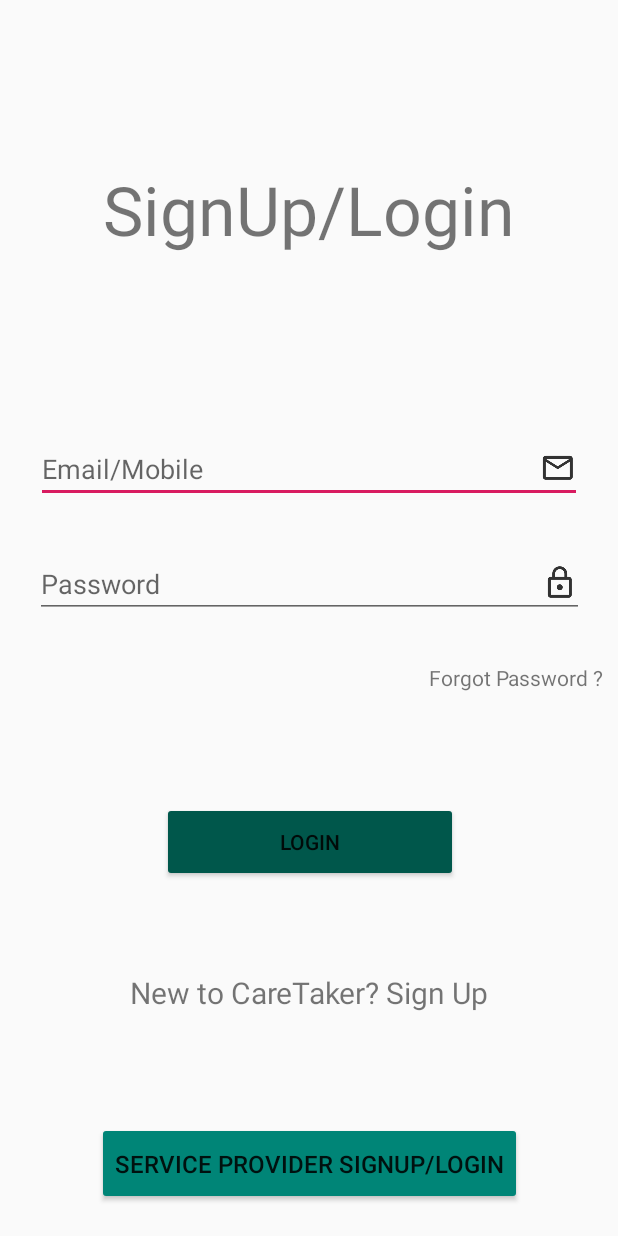
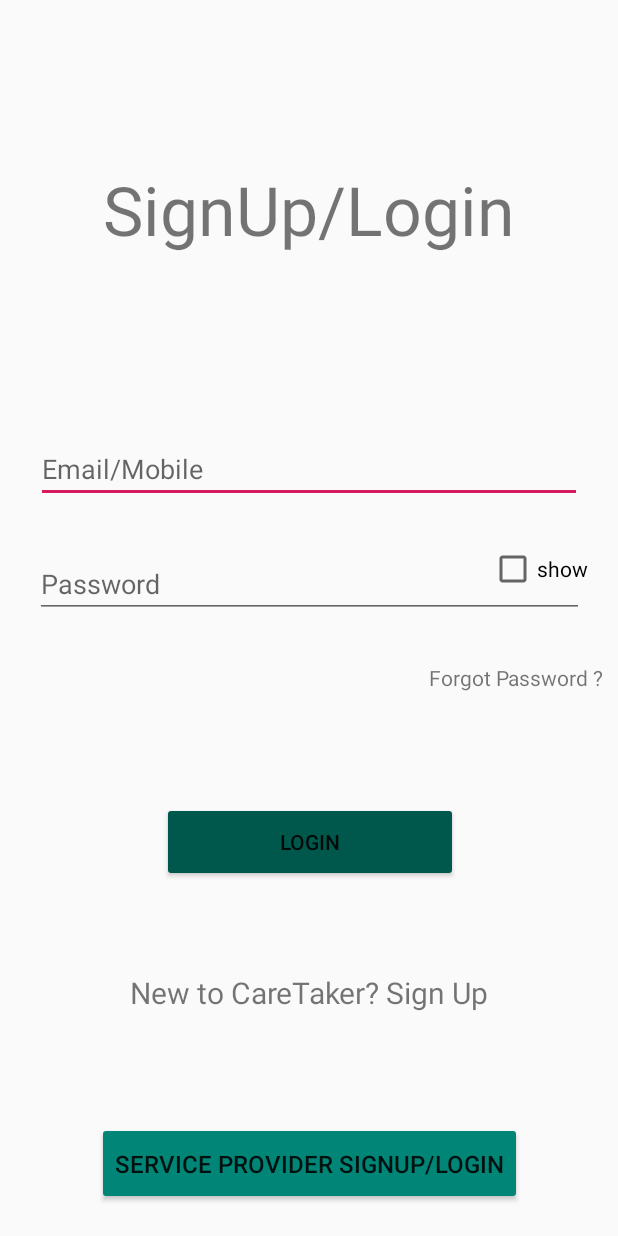
Before and after one commit to caretaker023/CareTaker, an Android app: the screen it shows after launch (HomeActivity), on a phone screen of 412 x 824 dp. Run offline under Robolectric (Android 15) with nearby library versions, the phone set to English and light mode, and no system bars; our stand-ins replace Firebase (no records; nobody signed in at launch, a user with empty details on screens opened directly).

Commit message:
forgot pass/email verification

```diff
--- a/app/build.gradle
+++ b/app/build.gradle
@@ -23,6 +23,7 @@ dependencies {
     implementation fileTree(dir: 'libs', include: ['*.jar'])
     //noinspection GradleCompatible
     implementation 'com.android.support:appcompat-v7:28.0.0'
+    implementation 'com.android.support:design:28.0.0'
     implementation 'com.android.support.constraint:constraint-layout:1.1.3'
     testImplementation 'junit:junit:4.12'
     androidTestImplementation 'com.android.support.test:runner:1.0.2'
--- a/app/src/main/AndroidManifest.xml
+++ b/app/src/main/AndroidManifest.xml
@@ -20,9 +20,8 @@
         </activity>
         <activity android:name=".HomeActivity" />
         <activity android:name=".RegistrationActivity" />
-        <activity android:name=".SigninActivity" />
         <activity android:name=".homenav1" />
-        <activity android:name=".abc"></activity>
+        <activity android:name=".ResetPassword"></activity>
     </application>
 
 </manifest>
--- a/app/src/main/java/com/example/harshithchoudhary/caretaker/HomeActivity.java
+++ b/app/src/main/java/com/example/harshithchoudhary/caretaker/HomeActivity.java
@@ -5,8 +5,12 @@ import android.content.Intent;
 import android.support.annotation.NonNull;
 import android.support.v7.app.AppCompatActivity;
 import android.os.Bundle;
+import android.text.method.HideReturnsTransformationMethod;
+import android.text.method.PasswordTransformationMethod;
 import android.view.View;
 import android.widget.Button;
+import android.widget.CheckBox;
+import android.widget.CompoundButton;
 import android.widget.EditText;
 import android.widget.TextView;
 import android.widget.Toast;
@@ -21,12 +25,15 @@ import java.net.PasswordAuthentication;
 
 public class HomeActivity extends AppCompatActivity {
 
-    private EditText emailmob, password;
+    private EditText emailmob, passwordmob;
     private Button login, servicepro;
-    private TextView signup;
+    private TextView signup,forgotpass;
     private FirebaseAuth firebaseAuth;
     //private FirebaseUser FirebaseUser;
     private ProgressDialog progressDialog;
+    private CheckBox check;
+
+
 
     @Override
     protected void onCreate(Bundle savedInstanceState) {
@@ -34,26 +41,31 @@ public class HomeActivity extends AppCompatActivity {
         setContentView(R.layout.activity_home);
 
         emailmob = (EditText) findViewById(R.id.ETmail);
-        password = (EditText) findViewById(R.id.ETpass);
+        passwordmob = (EditText) findViewById(R.id.ETpass);
         login = (Button) findViewById(R.id.BTlogin);
         servicepro = (Button) findViewById(R.id.BTservicepro);
         signup = (TextView) findViewById(R.id.TVsignup);
+        check = (CheckBox) findViewById(R.id.CBcheck);
+        forgotpass=(TextView)findViewById(R.id.TVforgotpassword);
+        show_hide_pass();
+
+      //  passwordmob.setTransformationMethod(HideReturnsTransformationMethod.getInstance());
 
         firebaseAuth = FirebaseAuth.getInstance();
         progressDialog = new ProgressDialog(this);
 
         FirebaseUser user = firebaseAuth.getCurrentUser();
 
-        if(user != null){
+        if (user != null) {
             finish();
-            startActivity(new Intent(HomeActivity.this,homenav1.class));
-             finish();
+            startActivity(new Intent(HomeActivity.this, homenav1.class));
+            finish();
         }
 
         login.setOnClickListener(new View.OnClickListener() {
             @Override
             public void onClick(View v) {
-                validate(emailmob.getText().toString(), password.getText().toString());
+                validate(emailmob.getText().toString(), passwordmob.getText().toString());
             }
         });
 
@@ -61,6 +73,13 @@ public class HomeActivity extends AppCompatActivity {
             @Override
             public void onClick(View v) {
                 startActivity(new Intent(HomeActivity.this, RegistrationActivity.class));
+            }
+        });
+
+        forgotpass.setOnClickListener(new View.OnClickListener(){
+            @Override
+            public void onClick(View v) {
+                startActivity(new Intent(HomeActivity.this,ResetPassword.class));
             }
         });
     }
@@ -73,17 +92,44 @@ public class HomeActivity extends AppCompatActivity {
         firebaseAuth.signInWithEmailAndPassword(emailmob, password).addOnCompleteListener(new OnCompleteListener<AuthResult>() {
             @Override
             public void onComplete(@NonNull Task<AuthResult> task) {
-               if(task.isSuccessful()){
-                   progressDialog.dismiss();
-                   Toast.makeText(HomeActivity.this, "Login Successful", Toast.LENGTH_SHORT).show();
-                   startActivity(new Intent(HomeActivity.this,homenav1.class));
-                   finish();
-               }else{
-                   Toast.makeText(HomeActivity.this, "Login Failed", Toast.LENGTH_SHORT).show();
-               }
+                if (task.isSuccessful()) {
+                    progressDialog.dismiss();
+                   // Toast.makeText(HomeActivity.this, "Login Successful", Toast.LENGTH_SHORT).show();
+                   // startActivity(new Intent(HomeActivity.this, homenav1.class));
+                     checkEmailVerification();
+                } else {
+                    Toast.makeText(HomeActivity.this, "Invalid Email/Password Login Failed", Toast.LENGTH_SHORT).show();
+                }
             }
         });
     }
+    public void show_hide_pass(){
+        check.setOnCheckedChangeListener(new CompoundButton.OnCheckedChangeListener() {
+            @Override
+            public void onCheckedChanged(CompoundButton compoundButton, boolean b) {
+                if (!b){
+                    // hide password
+                    passwordmob.setTransformationMethod(PasswordTransformationMethod.getInstance());
 
+                }else{
+                    // show password
+                    passwordmob.setTransformationMethod(HideReturnsTransformationMethod.getInstance());
+                }
+            }
+        });
+    } // end show_hide_pass
 
-}
+    private void checkEmailVerification(){
+        FirebaseUser firebaseUser = firebaseAuth.getInstance().getCurrentUser();
+        Boolean emailflag = firebaseUser.isEmailVerified();
+
+        if(emailflag){
+            finish();
+            startActivity(new Intent(HomeActivity.this,homenav1.class));
+        }else{
+                Toast.makeText(this,"vetify your email",Toast.LENGTH_SHORT).show();
+                firebaseAuth.signOut();
+            }
+        }
+
+    }
--- a/app/src/main/res/layout/activity_home.xml
+++ b/app/src/main/res/layout/activity_home.xml
@@ -15,7 +15,6 @@
         android:layout_marginEnd="8dp"
         android:layout_marginBottom="8dp"
         android:autofillHints=""
-        android:drawableEnd="@drawable/mail"
         android:ems="10"
         android:hint="@string/email"
         android:inputType="textPersonName"
@@ -33,16 +32,32 @@
         android:layout_marginTop="8dp"
         android:layout_marginEnd="8dp"
         android:layout_marginBottom="8dp"
-        android:drawableEnd="@drawable/lock"
         android:ems="10"
         android:hint="@string/password"
         android:importantForAutofill="no"
-        android:inputType="textPersonName"
+        android:inputType="textPassword"
         app:layout_constraintBottom_toBottomOf="parent"
         app:layout_constraintEnd_toEndOf="parent"
         app:layout_constraintStart_toStartOf="parent"
         app:layout_constraintTop_toTopOf="parent"
         app:layout_constraintVertical_bias="0.47000003" />
+
+    <CheckBox
+        android:id="@+id/CBcheck"
+        android:text="show"
+        android:layout_width="wrap_content"
+        android:layout_height="wrap_content"
+        android:layout_marginStart="8dp"
+        android:layout_marginTop="8dp"
+        android:layout_marginEnd="8dp"
+        android:layout_marginBottom="8dp"
+        app:layout_constraintBottom_toBottomOf="parent"
+        app:layout_constraintEnd_toEndOf="parent"
+        app:layout_constraintHorizontal_bias="0.964"
+        app:layout_constraintStart_toStartOf="parent"
+        app:layout_constraintTop_toTopOf="parent"
+        app:layout_constraintVertical_bias="0.458"
+        tools:ignore="MissingConstraints" />
 
     <TextView
         android:id="@+id/textView2"
@@ -111,7 +126,7 @@
         app:layout_constraintVertical_bias="0.983" />
 
     <TextView
-        android:id="@+id/TVforgot"
+        android:id="@+id/TVforgotpassword"
         android:layout_width="wrap_content"
         android:layout_height="wrap_content"
         android:layout_marginStart="8dp"
--- a/app/src/main/res/layout/activity_registration.xml
+++ b/app/src/main/res/layout/activity_registration.xml
@@ -45,7 +45,7 @@
         app:layout_constraintVertical_bias="0.233" />
 
     <EditText
-        android:id="@+id/ETpass"
+        android:id="@+id/ETpass1"
         android:layout_width="278dp"
         android:layout_height="wrap_content"
         android:layout_marginStart="8dp"
@@ -55,7 +55,7 @@
         android:ems="10"
         android:hint="@string/password"
         android:importantForAutofill="no"
-        android:inputType="textPersonName"
+        android:inputType="textPassword"
         app:layout_constraintBottom_toBottomOf="parent"
         app:layout_constraintEnd_toEndOf="parent"
         app:layout_constraintHorizontal_bias="0.511"
@@ -75,6 +75,7 @@
         android:hint="@string/mobile_no"
         android:importantForAutofill="no"
         android:inputType="number"
+        android:maxLength="10"
         app:layout_constraintBottom_toBottomOf="parent"
         app:layout_constraintEnd_toEndOf="parent"
         app:layout_constraintHorizontal_bias="0.494"
@@ -92,6 +93,7 @@
         android:layout_marginBottom="8dp"
         android:ems="10"
         android:hint="@string/age"
+        android:maxLength="2"
         android:importantForAutofill="no"
         android:inputType="number"
         app:layout_constraintBottom_toBottomOf="parent"
--- a/app/src/main/res/values/strings.xml
+++ b/app/src/main/res/values/strings.xml
@@ -19,6 +19,7 @@
     <string name="sign_up">SIGN UP</string>
     <string name="hair_cut_shave_massage_etc">Hair cut,shave,massage etc.</string>
     <string name="forgot_password">Forgot Password ?</string>
+    <string name="description">description</string>
 
 
 </resources>
```
Also changed, not shown: app/src/main/java/com/example/harshithchoudhary/caretaker/RegistrationActivity.java (+37 -4 lines), app/src/main/java/com/example/harshithchoudhary/caretaker/ResetPassword.java (added, +55 -0 lines), app/src/main/java/com/example/harshithchoudhary/caretaker/homenav1.java (+21 -0 lines), app/src/main/res/layout/activity_homenav1.xml (+11 -5 lines), app/src/main/res/layout/activity_reset_password.xml (added, +58 -0 lines), app/src/main/res/drawable-hdpi/phone.png (added), app/src/main/res/drawable-mdpi/phone.png (added), app/src/main/res/drawable-xhdpi/phone.png (added), app/src/main/res/drawable-xxhdpi/phone.png (added), app/src/main/res/drawable-xxxhdpi/phone.png (added), 1 other file.
